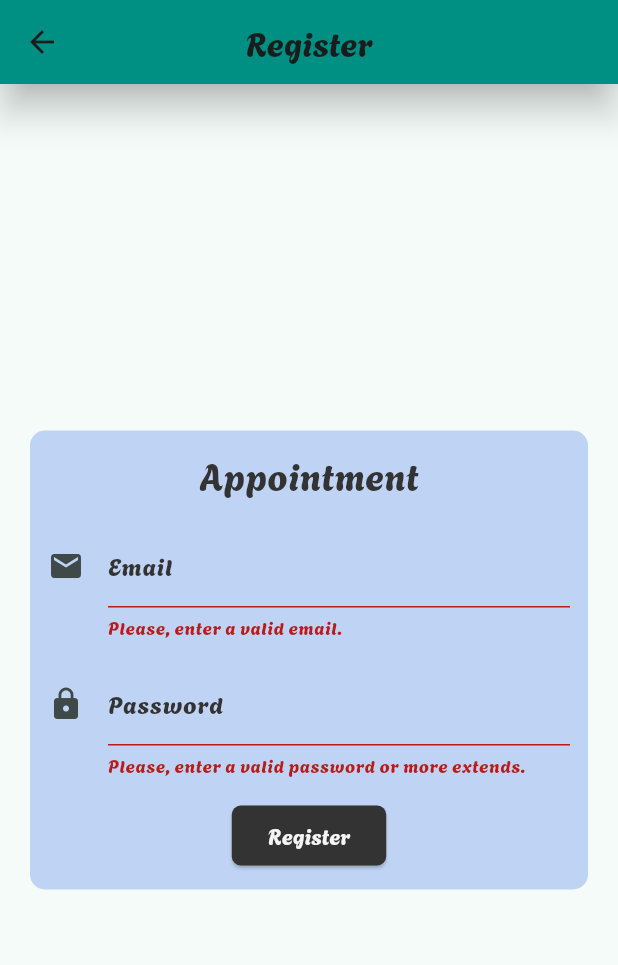
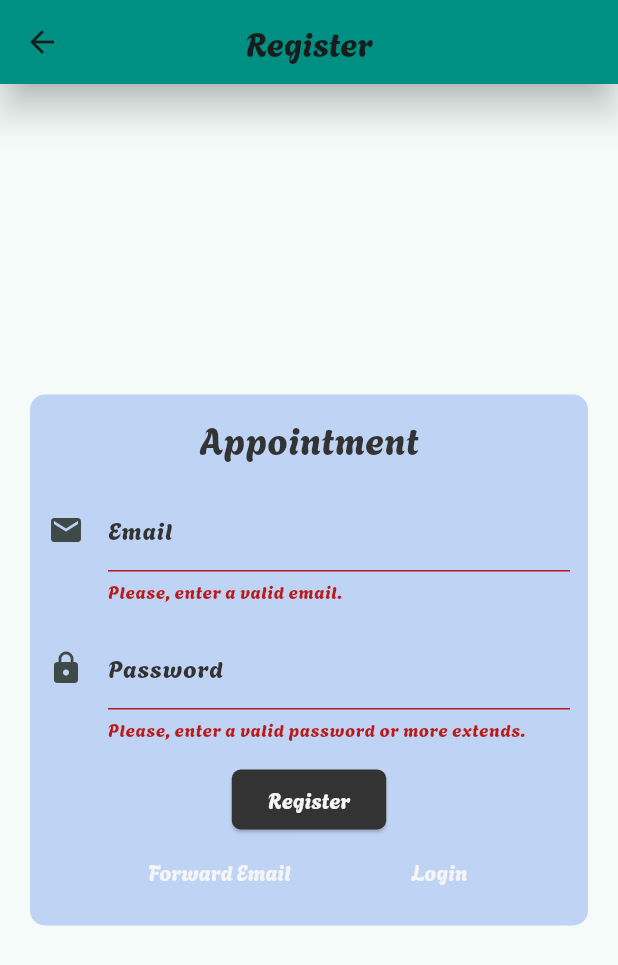
Before and after one commit to cdany840/AppointmentApp, a Flutter app: the RegisterScreen screen opened by its route, after a tap on "Register", on a phone screen of 412 x 824 dp. Shown: the top 965 px of the screen. Run offline on Flutter 3.47's test engine with Material 2 defaults, Android fonts, the phone set to English and light mode, and no system bars; our stand-ins replace cloud_firestore, concentric_transition, firebase_auth, firebase_core, fluttertoast, font_awesome_flutter and 3 more; accounts and stored records are empty.

Commit message:
Login Email Complete

```diff
--- a/lib/main.dart
+++ b/lib/main.dart
@@ -45,6 +45,7 @@ class MyApp extends StatelessWidget {
         title: 'AppointmentApp',
         theme: AppTheme( selectedColor: 2, fontFamily: 'Agbalumo' ).theme( Brightness.light ),
         darkTheme: AppTheme( selectedColor: 2 ).theme( Brightness.dark ),
+        // home: const HomeScreen(),
         home: const LoginScreen(),
         // home: Preferences.prefsSession.getBool('session') ?? false
         //         ? const HomeScreen() // * True
--- a/lib/presentation/screens/business/services/add_services.dart
+++ b/lib/presentation/screens/business/services/add_services.dart
@@ -1,5 +1,4 @@
 import 'package:appointment_app/presentation/widgets/custom/style_widgets.dart';
-import 'package:appointment_app/presentation/widgets/shared/date_input.dart';
 import 'package:flutter/material.dart';
 import 'package:appointment_app/config/helpers/shared/regex.dart';
 
--- a/lib/presentation/screens/login/forgot_pass_screen.dart
+++ b/lib/presentation/screens/login/forgot_pass_screen.dart
@@ -1,8 +1,7 @@
-import 'dart:ffi';
-
 import 'package:appointment_app/config/helpers/login/auth_status.dart';
 import 'package:appointment_app/config/helpers/shared/regex.dart';
 import 'package:appointment_app/presentation/widgets/custom/style_widgets.dart';
+import 'package:appointment_app/presentation/widgets/shared/toast.dart';
 import 'package:firebase_auth/firebase_auth.dart';
 import 'package:flutter/material.dart';
 
@@ -71,8 +70,14 @@ class _ForgotPassScreenState extends State<ForgotPassScreen> {
                 StyleElevatedButton(
                   text: 'Reset',
                   onPressed: () async {
-                    if (_formKey.currentState!.validate()) {
-                      resetPassword(email: _emailController.text);
+                    try {
+                      if (_formKey.currentState!.validate()) {
+                        resetPassword(email: _emailController.text);
+                      }
+                      WidgetToast.show('Email Sent to ${_emailController.text}');
+                      Navigator.pop(context);
+                    } catch (e) {
+                      WidgetToast.show('The email is not registered');
                     }
                   },
                 ),
--- a/lib/presentation/widgets/custom/style_widgets.dart
+++ b/lib/presentation/widgets/custom/style_widgets.dart
@@ -69,6 +69,7 @@ class StyleTextFormField extends StatelessWidget {
     required this.labelText,
     required this.controller,
     this.icon,
+    this.obscureText,
     this.keyboardType,
     this.inputFormatters,
     this.validator,
@@ -78,6 +79,7 @@ class StyleTextFormField extends StatelessWidget {
   final String? hintText;
   final String labelText;
   final int? maxLines;
+  final bool? obscureText;
   final IconData? icon;
   final TextEditingController controller;
   final TextInputType? keyboardType;
@@ -87,9 +89,10 @@ class StyleTextFormField extends StatelessWidget {
   @override
   Widget build(BuildContext context) {
     return TextFormField(
-      maxLines: maxLines,
+      maxLines: maxLines ?? 1,
       keyboardType: keyboardType,
       controller: controller,
+      obscureText: obscureText ?? false,
       autovalidateMode: AutovalidateMode.onUserInteraction,
       inputFormatters: inputFormatters,
       validator: validator,
--- a/lib/presentation/widgets/login/login_form.dart
+++ b/lib/presentation/widgets/login/login_form.dart
@@ -50,6 +50,7 @@ class LoginForm extends StatelessWidget {
               labelText: 'Password',
               hintText: 'T0Rn74\$',
               icon: Icons.lock,
+              obscureText: true,
               controller: passController,
               validator: (val) {
                 if (!val!.isValidPassword || val.isEmpty) {
--- a/lib/presentation/widgets/login/register_form.dart
+++ b/lib/presentation/widgets/login/register_form.dart
@@ -18,6 +18,7 @@ class RegisterForm extends StatelessWidget {
   Widget build(BuildContext context) {
     final EmailAuth emailAuth = EmailAuth();
     final _formKey = GlobalKey<FormState>();
+    bool pressButton = false;
 
     return Padding(
       padding: const EdgeInsets.all(12.0),
@@ -48,6 +49,7 @@ class RegisterForm extends StatelessWidget {
               StyleTextFormField(
                 labelText: 'Password',
                 hintText: 'T0Rn74\$',
+                obscureText: true,
                 icon: Icons.lock,
                 controller: passController,
                 validator: (val) {
@@ -66,10 +68,31 @@ class RegisterForm extends StatelessWidget {
                   final String pass = passController.text;
                   emailAuth.createUser(emailUser: email, passUser: pass);
                   WidgetToast.show('Verify your email');
-                  Future.delayed(const Duration(seconds: 1));
-                  Navigator.of(context).pop();
                 }
               },
+            ),
+            Row(
+              mainAxisAlignment: MainAxisAlignment.spaceEvenly,
+              children: [
+                TextButton(
+                  onPressed: () async {
+                    if ( pressButton ) {
+                      await emailAuth.sendEmailVerification();
+                      WidgetToast.show('Email Sent');
+                    } else {
+                      WidgetToast.show('Wait a few minutes');
+                      Future.delayed(const Duration(minutes: 5), () => pressButton = !pressButton);
+                    }
+                  },
+                  child: const Text('Forward Email', style: TextStyle(color: Color.fromARGB(255, 245, 245, 245)),),
+                ),
+                TextButton(
+                  onPressed: () {
+                    Navigator.pushNamed(context, '/login');
+                  },
+                  child: const Text('Login', style: TextStyle(color: Color.fromARGB(255, 245, 245, 245)),),
+                ),
+              ],
             ),
           ],
         ),
```
Also changed, not shown: lib/config/helpers/login/email_auth.dart (+8 -0 lines).
